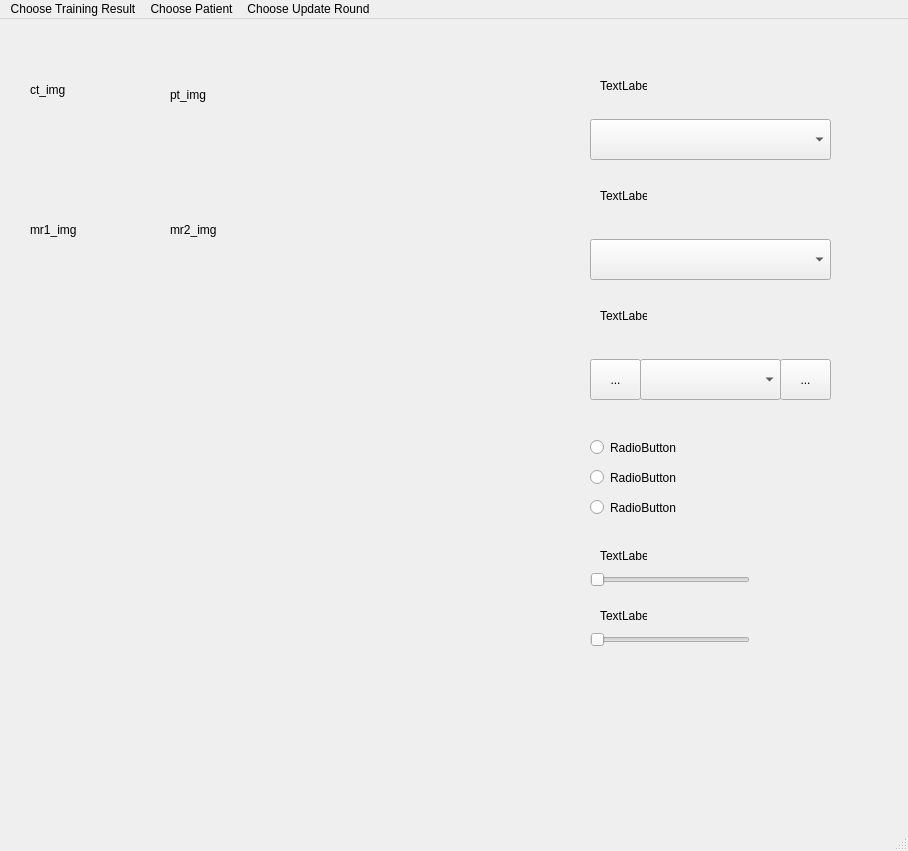
The window that py_code/main_window.ui (BBQtime/iDL_3d) describes before a commit, drawn with Qt 5.
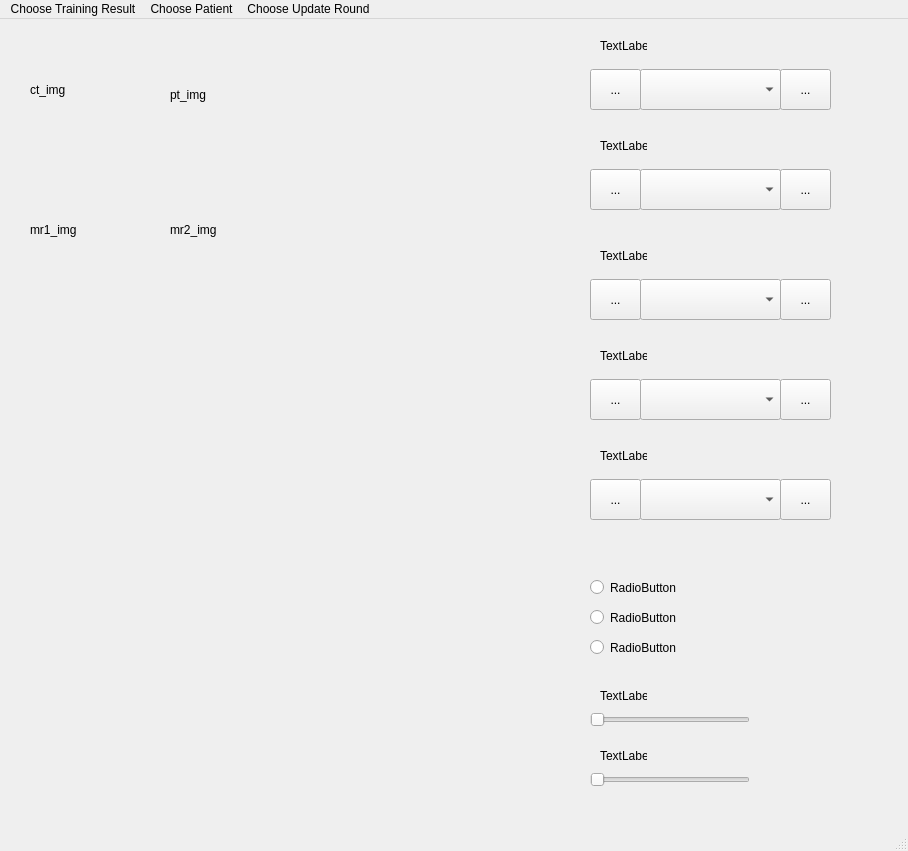
The same window after the commit.

Commit message: UI update: 1. baseline / idl_gtvt / idl_gtvn combox 2. add prev/next buttons for all comboxes

Diff of the .ui file:
```diff
--- a/py_code/main_window.ui
+++ b/py_code/main_window.ui
@@ -70,7 +70,7 @@
     <property name="geometry">
      <rect>
       <x>600</x>
-      <y>60</y>
+      <y>120</y>
       <width>47</width>
       <height>13</height>
      </rect>
@@ -83,7 +83,7 @@
     <property name="geometry">
      <rect>
       <x>600</x>
-      <y>170</y>
+      <y>330</y>
       <width>47</width>
       <height>13</height>
      </rect>
@@ -96,7 +96,7 @@
     <property name="geometry">
      <rect>
       <x>600</x>
-      <y>290</y>
+      <y>430</y>
       <width>47</width>
       <height>13</height>
      </rect>
@@ -108,9 +108,9 @@
    <widget class="QComboBox" name="_combox_idl_id">
     <property name="geometry">
      <rect>
-      <x>590</x>
-      <y>100</y>
-      <width>241</width>
+      <x>640</x>
+      <y>150</y>
+      <width>141</width>
       <height>41</height>
      </rect>
     </property>
@@ -118,9 +118,9 @@
    <widget class="QComboBox" name="_combox_patient">
     <property name="geometry">
      <rect>
-      <x>590</x>
-      <y>220</y>
-      <width>241</width>
+      <x>640</x>
+      <y>360</y>
+      <width>141</width>
       <height>41</height>
      </rect>
     </property>
@@ -129,7 +129,7 @@
     <property name="geometry">
      <rect>
       <x>590</x>
-      <y>340</y>
+      <y>460</y>
       <width>51</width>
       <height>41</height>
      </rect>
@@ -142,7 +142,7 @@
     <property name="geometry">
      <rect>
       <x>780</x>
-      <y>340</y>
+      <y>460</y>
       <width>51</width>
       <height>41</height>
      </rect>
@@ -155,7 +155,7 @@
     <property name="geometry">
      <rect>
       <x>640</x>
-      <y>340</y>
+      <y>460</y>
       <width>141</width>
       <height>41</height>
      </rect>
@@ -165,7 +165,7 @@
     <property name="geometry">
      <rect>
       <x>590</x>
-      <y>550</y>
+      <y>690</y>
       <width>160</width>
       <height>22</height>
      </rect>
@@ -178,7 +178,7 @@
     <property name="geometry">
      <rect>
       <x>590</x>
-      <y>610</y>
+      <y>750</y>
       <width>160</width>
       <height>22</height>
      </rect>
@@ -191,7 +191,7 @@
     <property name="geometry">
      <rect>
       <x>600</x>
-      <y>530</y>
+      <y>670</y>
       <width>47</width>
       <height>13</height>
      </rect>
@@ -204,7 +204,7 @@
     <property name="geometry">
      <rect>
       <x>600</x>
-      <y>590</y>
+      <y>730</y>
       <width>47</width>
       <height>13</height>
      </rect>
@@ -217,7 +217,7 @@
     <property name="geometry">
      <rect>
       <x>590</x>
-      <y>420</y>
+      <y>560</y>
       <width>86</width>
       <height>17</height>
      </rect>
@@ -230,7 +230,7 @@
     <property name="geometry">
      <rect>
       <x>590</x>
-      <y>450</y>
+      <y>590</y>
       <width>86</width>
       <height>17</height>
      </rect>
@@ -243,7 +243,7 @@
     <property name="geometry">
      <rect>
       <x>590</x>
-      <y>480</y>
+      <y>620</y>
       <width>86</width>
       <height>17</height>
      </rect>
@@ -252,6 +252,156 @@
      <string>RadioButton</string>
     </property>
    </widget>
+   <widget class="QToolButton" name="_btn_next_idl_gtvn">
+    <property name="geometry">
+     <rect>
+      <x>780</x>
+      <y>260</y>
+      <width>51</width>
+      <height>41</height>
+     </rect>
+    </property>
+    <property name="text">
+     <string>...</string>
+    </property>
+   </widget>
+   <widget class="QComboBox" name="_combox_idl_gtvn">
+    <property name="geometry">
+     <rect>
+      <x>640</x>
+      <y>260</y>
+      <width>141</width>
+      <height>41</height>
+     </rect>
+    </property>
+   </widget>
+   <widget class="QLabel" name="_text_label_idl_gtvn">
+    <property name="geometry">
+     <rect>
+      <x>600</x>
+      <y>230</y>
+      <width>47</width>
+      <height>13</height>
+     </rect>
+    </property>
+    <property name="text">
+     <string>TextLabel</string>
+    </property>
+   </widget>
+   <widget class="QToolButton" name="_btn_prev_idl_gtvn">
+    <property name="geometry">
+     <rect>
+      <x>590</x>
+      <y>260</y>
+      <width>51</width>
+      <height>41</height>
+     </rect>
+    </property>
+    <property name="text">
+     <string>...</string>
+    </property>
+   </widget>
+   <widget class="QToolButton" name="_btn_prev_idl_gtvt">
+    <property name="geometry">
+     <rect>
+      <x>590</x>
+      <y>150</y>
+      <width>51</width>
+      <height>41</height>
+     </rect>
+    </property>
+    <property name="text">
+     <string>...</string>
+    </property>
+   </widget>
+   <widget class="QToolButton" name="_btn_next_idl_gtvt">
+    <property name="geometry">
+     <rect>
+      <x>780</x>
+      <y>150</y>
+      <width>51</width>
+      <height>41</height>
+     </rect>
+    </property>
+    <property name="text">
+     <string>...</string>
+    </property>
+   </widget>
+   <widget class="QToolButton" name="_btn_prev_patient">
+    <property name="geometry">
+     <rect>
+      <x>590</x>
+      <y>360</y>
+      <width>51</width>
+      <height>41</height>
+     </rect>
+    </property>
+    <property name="text">
+     <string>...</string>
+    </property>
+   </widget>
+   <widget class="QToolButton" name="_btn_next_patient">
+    <property name="geometry">
+     <rect>
+      <x>780</x>
+      <y>360</y>
+      <width>51</width>
+      <height>41</height>
+     </rect>
+    </property>
+    <property name="text">
+     <string>...</string>
+    </property>
+   </widget>
+   <widget class="QToolButton" name="_btn_prev_baseline">
+    <property name="geometry">
+     <rect>
+      <x>590</x>
+      <y>50</y>
+      <width>51</width>
+      <height>41</height>
+     </rect>
+    </property>
+    <property name="text">
+     <string>...</string>
+    </property>
+   </widget>
+   <widget class="QToolButton" name="_btn_next_baseline">
+    <property name="geometry">
+     <rect>
+      <x>780</x>
+      <y>50</y>
+      <width>51</width>
+      <height>41</height>
+     </rect>
+    </property>
+    <property name="text">
+     <string>...</string>
+    </property>
+   </widget>
+   <widget class="QComboBox" name="_combox_baseline">
+    <property name="geometry">
+     <rect>
+      <x>640</x>
+      <y>50</y>
+      <width>141</width>
+      <height>41</height>
+     </rect>
+    </property>
+   </widget>
+   <widget class="QLabel" name="_text_label_baseline">
+    <property name="geometry">
+     <rect>
+      <x>600</x>
+      <y>20</y>
+      <width>47</width>
+      <height>13</height>
+     </rect>
+    </property>
+    <property name="text">
+     <string>TextLabel</string>
+    </property>
+   </widget>
   </widget>
   <widget class="QMenuBar" name="_menu_bar">
    <property name="enabled">
```
Left out of the diff: 6 changed lines with no effect on the pictures. The commit also changes 2 other files.
